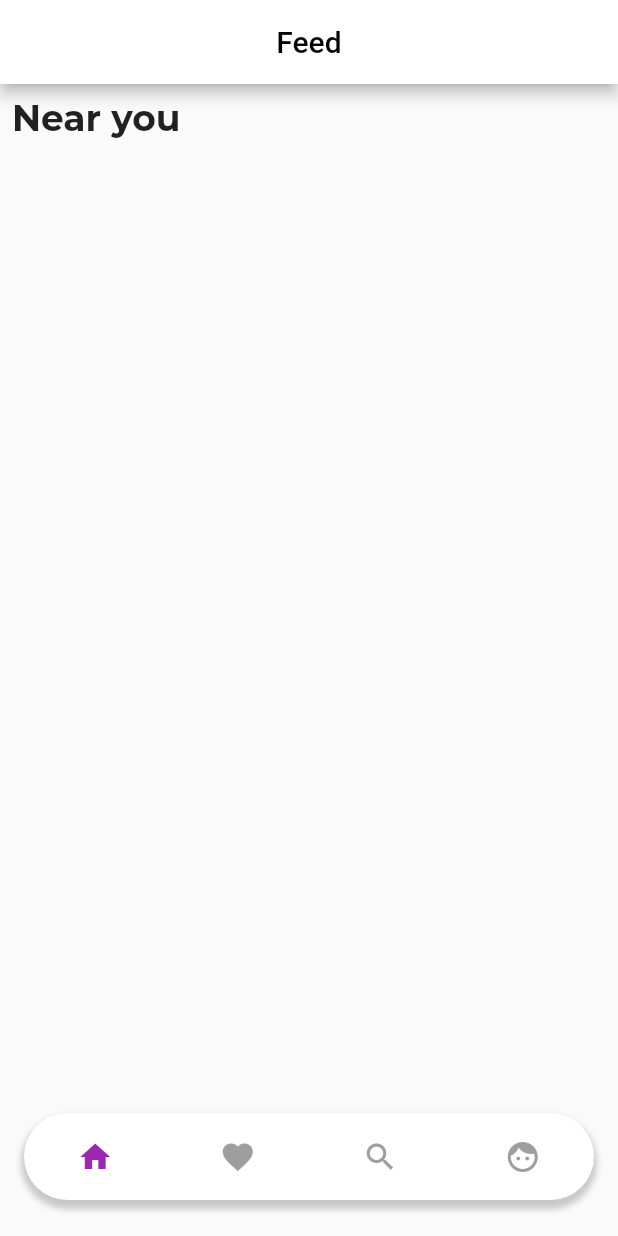
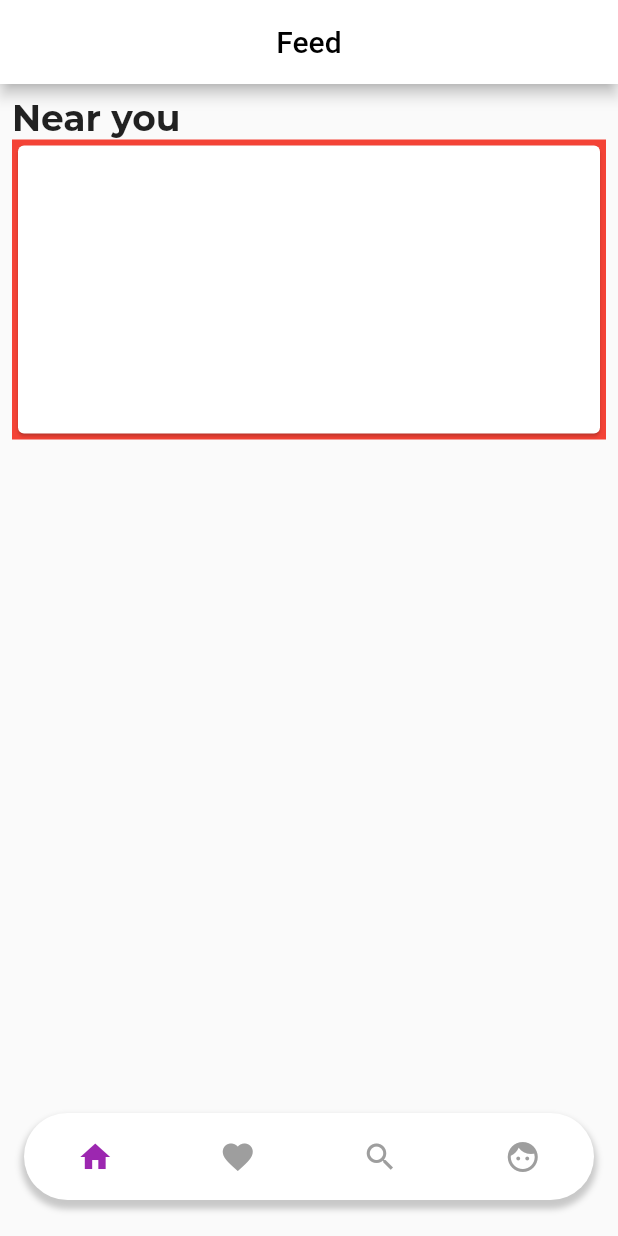
Before and after one commit to JAICHANGPARK/flutter_notebook_7th_story, a Flutter app: the screen it shows after launch, on a phone screen of 412 x 824 dp. Run offline on Flutter 3.47's test engine with Material 2 defaults, Android fonts, the phone set to English and light mode, and no system bars; our stand-ins replace bottom_navy_bar, charts_flutter, google_fonts, smooth_page_indicator, video_player; missing offline and left inert: flutter_weather_icons.

Commit message:
Update home_app.dart

```diff
--- a/lib/ep547_home_app/home_app.dart
+++ b/lib/ep547_home_app/home_app.dart
@@ -48,6 +48,19 @@ class _HomeListPageState extends State<HomeListPage> {
                         Text(
                           "Near you",
                           style: GoogleFonts.montserrat(fontSize: 24, fontWeight: FontWeight.bold),
+                        ),
+                        Container(
+                          height: 200,
+                          width: double.infinity,
+                          color: Colors.red,
+                          child: Card(
+
+                            child: Column(
+                              children: [
+
+                              ],
+                            ),
+                          ),
                         )
                       ],
                     ),
```
